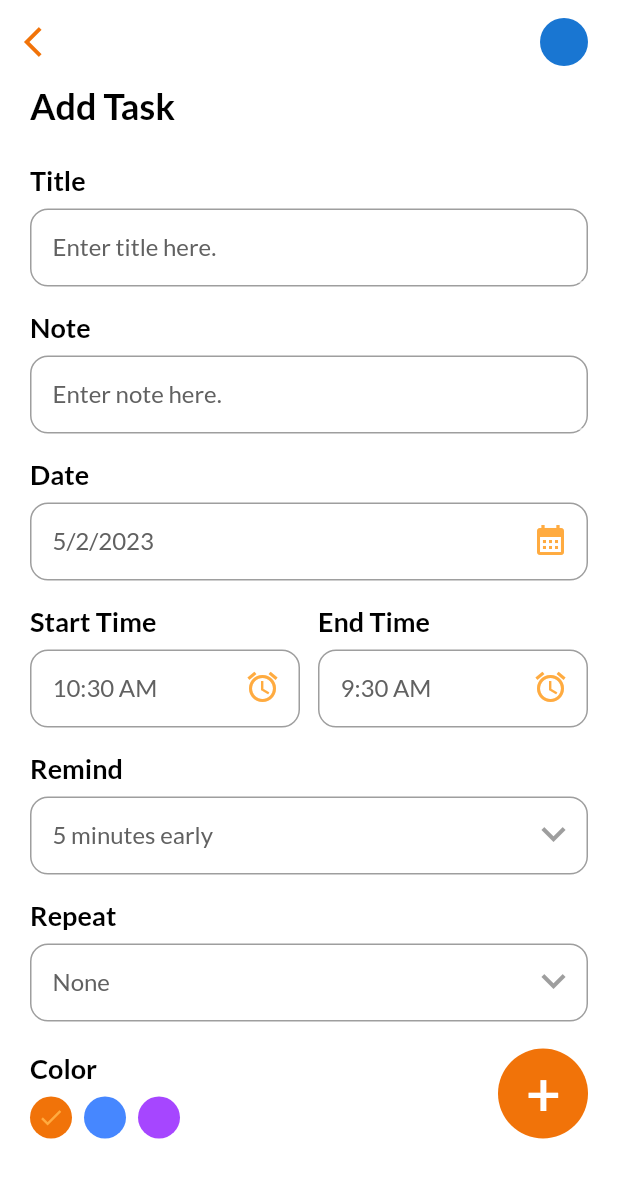
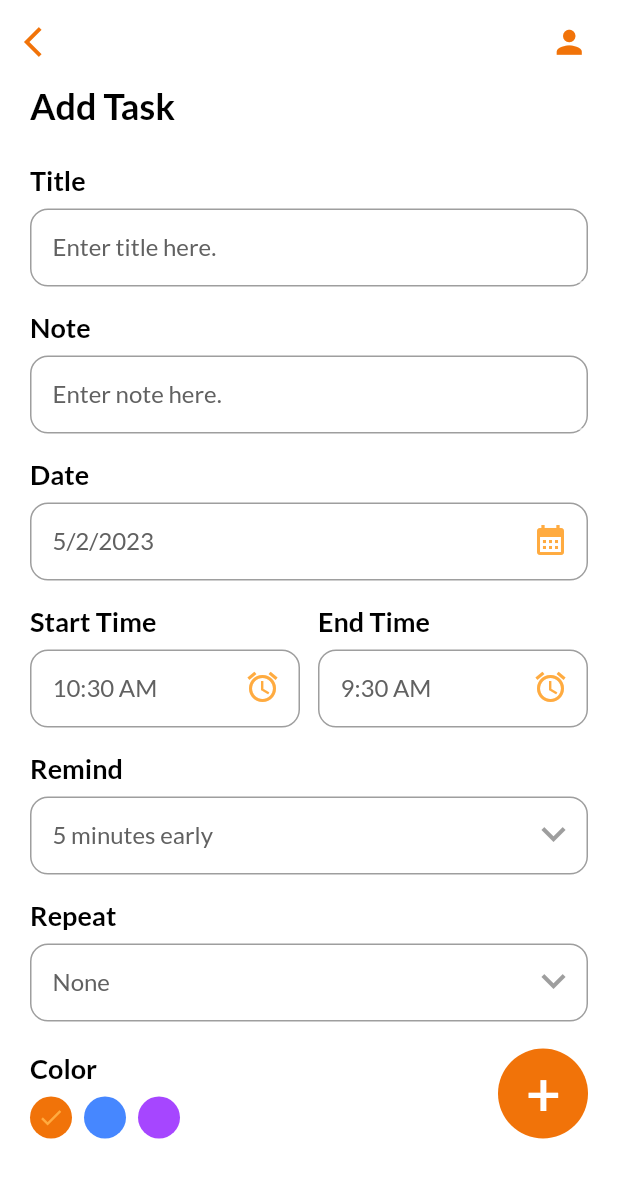
Before and after one commit to E-voni/TimeListApp, a Flutter app: the screen it shows after launch, after a tap on an icon or button, on a phone screen of 412 x 824 dp. Shown: the top 1178 px of the screen. Run offline on Flutter 3.47's test engine with Material 2 defaults, Android fonts, the phone set to English and light mode, and no system bars; our stand-ins replace date_picker_timeline, flutter_staggered_animations, flutter_svg, get, get_storage, google_fonts and 1 more; accounts and stored records are empty.

Commit message:
changed profile color

```diff
--- a/lib/ui/pages/add_task_page.dart
+++ b/lib/ui/pages/add_task_page.dart
@@ -313,9 +313,9 @@ class _AddTaskPageState extends State<AddTaskPage> {
           child: Icon(Icons.arrow_back_ios, size: 24, color: primaryClr),
         ),
         actions: [
-          CircleAvatar(
-            radius: 16,
-            //backgroundImage: AssetImage("images/girl.jpg"),
+          Icon(Icons.person,
+            size: 25,
+            color: primaryClr,
           ),
           SizedBox(
             width: 20,
--- a/lib/ui/pages/home_page.dart
+++ b/lib/ui/pages/home_page.dart
@@ -181,14 +181,18 @@ class _HomePageState extends State<HomePage> {
               color: Get.isDarkMode ? Colors.white : darkGreyClr),
         ),
         actions: [
-          CircleAvatar(
-            radius: 16,
-            backgroundImage: AssetImage("images/girl.jpg"),
+          Icon(Icons.person,
+            size: 25,
+            color: primaryClr,
           ),
           SizedBox(
             width: 20,
           ),
         ]);
+  }
+
+  _selectdate(){
+
   }
 
   _showTasks() {
@@ -365,12 +369,12 @@ class _HomePageState extends State<HomePage> {
               mainAxisAlignment: MainAxisAlignment.center,
               crossAxisAlignment: CrossAxisAlignment.center,
               children: [
-                SvgPicture.asset(
-                  "images/task.svg",
+               /* SvgPicture.asset(
                   color: primaryClr.withOpacity(0.5),
                   height: 90,
                   semanticsLabel: 'Task',
                 ),
+                */
                 /*
                 Padding(
                   padding: const EdgeInsets.symmetric(horizontal: 30, vertical: 10),
```
